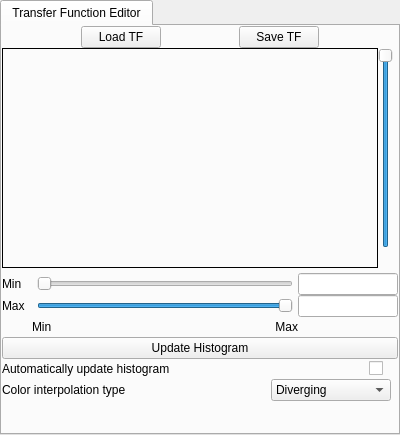
Above: apps/vaporgui/TFWidgetGUI.ui from StasJ/vapor-formatted before the change. Below: the same form after it.
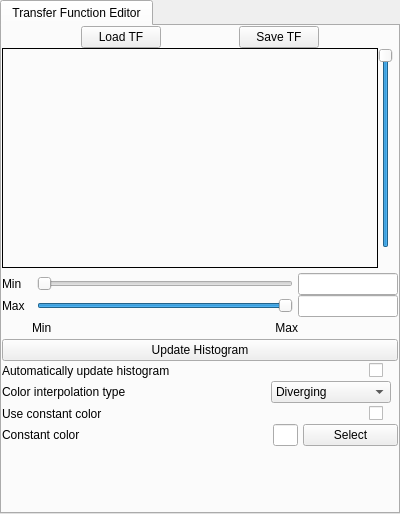
That is the form after the change. Custom widgets are drawn as their Qt base class.

Commit message: Fix for bug issue_396 - reorganization of color mapped variable selectors

What changed in the file:
```diff
--- a/apps/vaporgui/TFWidgetGUI.ui
+++ b/apps/vaporgui/TFWidgetGUI.ui
@@ -7,7 +7,7 @@
     <x>0</x>
     <y>0</y>
     <width>400</width>
-    <height>435</height>
+    <height>514</height>
    </rect>
   </property>
   <property name="sizePolicy">
@@ -599,6 +599,136 @@
          </layout>
         </widget>
        </item>
+       <item>
+        <widget class="QFrame" name="autoUpdateHistoFrame_2">
+         <layout class="QHBoxLayout" name="horizontalLayout_22">
+          <property name="leftMargin">
+           <number>0</number>
+          </property>
+          <property name="topMargin">
+           <number>0</number>
+          </property>
+          <property name="rightMargin">
+           <number>15</number>
+          </property>
+          <property name="bottomMargin">
+           <number>0</number>
+          </property>
+          <item>
+           <widget class="QLabel" name="useConstColorLabel">
+            <property name="text">
+             <string>Use constant color</string>
+            </property>
+           </widget>
+          </item>
+          <item>
+           <spacer name="horizontalSpacer_17">
+            <property name="orientation">
+             <enum>Qt::Horizontal</enum>
+            </property>
+            <property name="sizeHint" stdset="0">
+             <size>
+              <width>40</width>
+              <height>20</height>
+             </size>
+            </property>
+           </spacer>
+          </item>
+          <item>
+           <widget class="QCheckBox" name="useConstColorCheckbox">
+            <property name="enabled">
+             <bool>true</bool>
+            </property>
+            <property name="toolTip">
+             <string>Check to use discrete color interpolation</string>
+            </property>
+            <property name="text">
+             <string/>
+            </property>
+           </widget>
+          </item>
+         </layout>
+        </widget>
+       </item>
+       <item>
+        <widget class="QFrame" name="constColorFrame">
+         <layout class="QHBoxLayout" name="constColorLayout_2">
+          <property name="spacing">
+           <number>5</number>
+          </property>
+          <property name="leftMargin">
+           <number>0</number>
+          </property>
+          <property name="topMargin">
+           <number>0</number>
+          </property>
+          <property name="rightMargin">
+           <number>0</number>
+          </property>
+          <property name="bottomMargin">
+           <number>0</number>
+          </property>
+          <item>
+           <widget class="QLabel" name="constColorLabel">
+            <property name="text">
+             <string>Constant color</string>
+            </property>
+           </widget>
+          </item>
+          <item>
+           <spacer name="horizontalSpacer_18">
+            <property name="orientation">
+             <enum>Qt::Horizontal</enum>
+            </property>
+            <property name="sizeHint" stdset="0">
+             <size>
+              <width>40</width>
+              <height>0</height>
+             </size>
+            </property>
+           </spacer>
+          </item>
+          <item>
+           <widget class="QLineEdit" name="colorDisplay">
+            <property name="maximumSize">
+             <size>
+              <width>25</width>
+              <height>16777215</height>
+             </size>
+            </property>
+            <property name="readOnly">
+             <bool>true</bool>
+            </property>
+           </widget>
+          </item>
+          <item>
+           <widget class="QPushButton" name="colorSelectButton">
+            <property name="minimumSize">
+             <size>
+              <width>95</width>
+              <height>0</height>
+             </size>
+            </property>
+            <property name="maximumSize">
+             <size>
+              <width>100</width>
+              <height>16777215</height>
+             </size>
+            </property>
+            <property name="text">
+             <string>Select</string>
+            </property>
+            <property name="iconSize">
+             <size>
+              <width>16</width>
+              <height>16</height>
+             </size>
+            </property>
+           </widget>
+          </item>
+         </layout>
+        </widget>
+       </item>
        <item>
         <spacer name="verticalSpacer">
          <property name="orientation">
```
The commit also changes 16 other files.
